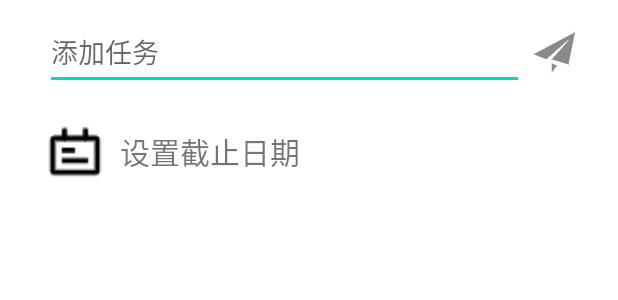
After one commit to universetyg/memorandum, an Android app: the layout dialog_add.xml on its own in the app's theme, with its tools: preview values and no code run, on a phone screen of 412 x 824 dp. The commit adds this screen. Shown: the top 300 px of the screen. Run offline under Robolectric (Android 15) with nearby library versions, the light colour scheme and no system bars.

Commit message:
弹出dialog添加任务

```diff
--- a/app/src/main/AndroidManifest.xml
+++ b/app/src/main/AndroidManifest.xml
@@ -10,7 +10,7 @@
         android:supportsRtl="true"
         android:theme="@style/Theme.Memorandum">
         <activity
-            android:name=".DetailActivity"
+            android:name=".activity.DetailActivity"
             android:exported="true" />
         <activity
             android:name=".MainActivity"
--- a/app/src/main/java/com/gty/memorandum/DetailActivity.java
+++ b/app/src/main/java/com/gty/memorandum/activity/DetailActivity.java
@@ -1,10 +1,12 @@
-package com.gty.memorandum;
+package com.gty.memorandum.activity;
 
 import androidx.appcompat.app.AppCompatActivity;
 
 import android.content.Intent;
 import android.os.Bundle;
 import android.widget.TextView;
+
+import com.gty.memorandum.R;
 
 public class DetailActivity extends AppCompatActivity {
 
--- a/app/src/main/java/com/gty/memorandum/adapter/MyTodoAdapter.java
+++ b/app/src/main/java/com/gty/memorandum/adapter/MyTodoAdapter.java
@@ -1,6 +1,5 @@
 package com.gty.memorandum.adapter;
 
-import android.content.Context;
 import android.content.Intent;
 import android.view.LayoutInflater;
 import android.view.View;
@@ -10,7 +9,7 @@ import android.widget.TextView;
 import androidx.annotation.NonNull;
 import androidx.recyclerview.widget.RecyclerView;
 
-import com.gty.memorandum.DetailActivity;
+import com.gty.memorandum.activity.DetailActivity;
 import com.gty.memorandum.R;
 import com.gty.memorandum.bean.MyTodo;
 
--- /dev/null
+++ b/app/src/main/res/anim/actionsheet_dialog_in.xml
@@ -0,0 +1,5 @@
+<?xml version="1.0" encoding="utf-8"?>
+<translate xmlns:android="http://schemas.android.com/apk/res/android"
+    android:duration="200"
+    android:fromYDelta="100%"
+    android:toYDelta="0" />
--- /dev/null
+++ b/app/src/main/res/anim/actionsheet_dialog_out.xml
@@ -0,0 +1,5 @@
+<?xml version="1.0" encoding="utf-8"?>
+<translate xmlns:android="http://schemas.android.com/apk/res/android"
+    android:duration="200"
+    android:fromYDelta="0"
+    android:toYDelta="100%" />
--- /dev/null
+++ b/app/src/main/res/drawable/button_style.xml
@@ -0,0 +1,5 @@
+<?xml version="1.0" encoding="utf-8"?>
+<shape xmlns:android="http://schemas.android.com/apk/res/android">
+    <corners android:radius="5dp"></corners>
+    <solid android:color="#46b5e9" />
+</shape>
--- /dev/null
+++ b/app/src/main/res/drawable/lin_style.xml
@@ -0,0 +1,5 @@
+<?xml version="1.0" encoding="utf-8"?>
+<shape xmlns:android="http://schemas.android.com/apk/res/android">
+    <corners android:radius="10dp"></corners>
+    <solid android:color="#fff" />
+</shape>
--- a/app/src/main/res/layout/activity_detail.xml
+++ b/app/src/main/res/layout/activity_detail.xml
@@ -4,7 +4,7 @@
     xmlns:tools="http://schemas.android.com/tools"
     android:layout_width="match_parent"
     android:layout_height="match_parent"
-    tools:context=".DetailActivity">
+    tools:context=".activity.DetailActivity">
 
     <TextView
         android:id="@+id/textView"
--- /dev/null
+++ b/app/src/main/res/layout/dialog_add.xml
@@ -0,0 +1,56 @@
+<?xml version="1.0" encoding="utf-8"?>
+<androidx.constraintlayout.widget.ConstraintLayout
+    xmlns:android="http://schemas.android.com/apk/res/android"
+    xmlns:app="http://schemas.android.com/apk/res-auto"
+    xmlns:tools="http://schemas.android.com/tools"
+    android:id="@+id/dialog_style"
+    android:background="@drawable/lin_style"
+    android:layout_width="match_parent"
+    android:layout_height="wrap_content"
+    android:gravity="center"
+    android:orientation="vertical">
+
+    <EditText
+        android:id="@+id/et_add_task"
+        android:layout_width="0dp"
+        android:layout_height="50dp"
+        android:layout_marginStart="30dp"
+        android:layout_marginTop="10dp"
+        android:hint="添加任务"
+        app:layout_constraintEnd_toStartOf="@+id/put_task"
+        app:layout_constraintStart_toStartOf="parent"
+        app:layout_constraintTop_toTopOf="parent" />
+
+    <ImageView
+        android:id="@+id/put_task"
+        android:layout_width="wrap_content"
+        android:layout_height="wrap_content"
+        android:layout_marginEnd="20dp"
+        app:layout_constraintBottom_toBottomOf="@+id/et_add_task"
+        app:layout_constraintEnd_toEndOf="parent"
+        app:layout_constraintTop_toTopOf="@+id/et_add_task"
+        app:srcCompat="@mipmap/put" />
+
+    <ImageView
+        android:id="@+id/date_logo"
+        android:layout_width="40dp"
+        android:layout_height="42dp"
+        android:layout_marginTop="20dp"
+        android:layout_marginBottom="20dp"
+        app:layout_constraintBottom_toBottomOf="parent"
+        app:layout_constraintStart_toStartOf="@+id/et_add_task"
+        app:layout_constraintTop_toBottomOf="@+id/et_add_task"
+        app:srcCompat="@mipmap/date" />
+
+    <TextView
+        android:id="@+id/set_date"
+        android:layout_width="wrap_content"
+        android:layout_height="wrap_content"
+        android:layout_marginStart="10dp"
+        android:text="设置截止日期"
+        android:textSize="20sp"
+        app:layout_constraintBottom_toBottomOf="@+id/date_logo"
+        app:layout_constraintStart_toEndOf="@+id/date_logo"
+        app:layout_constraintTop_toTopOf="@+id/date_logo" />
+
+</androidx.constraintlayout.widget.ConstraintLayout>
```
Also changed, not shown: app/src/main/java/com/gty/memorandum/MainActivity.java (+62 -0 lines), app/src/main/res/layout/activity_main.xml (+17 -2 lines), app/src/main/res/values/themes.xml (+24 -0 lines), app/src/main/res/mipmap-hdpi/add.png (added), app/src/main/res/mipmap-hdpi/icon.png (added), app/src/main/res/mipmap-hdpi/put.png (added).
